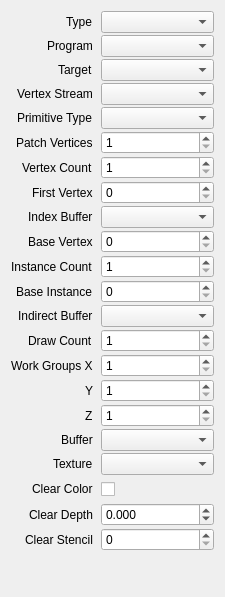
Qt form src/session/CallProperties.ui (houmain/gpupad) before a commit.
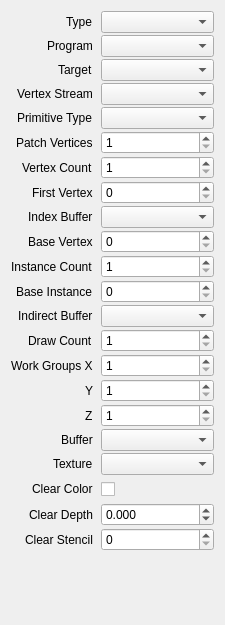
The same form after that commit. Custom widgets are drawn as their Qt base class.

Commit message: Call property limits increased

```diff
--- a/src/session/CallProperties.ui
+++ b/src/session/CallProperties.ui
@@ -7,7 +7,7 @@
     <x>0</x>
     <y>0</y>
     <width>225</width>
-    <height>597</height>
+    <height>625</height>
    </rect>
   </property>
   <layout class="QVBoxLayout">
```
Left out of the diff: 18 changed lines with no effect on the pictures.
